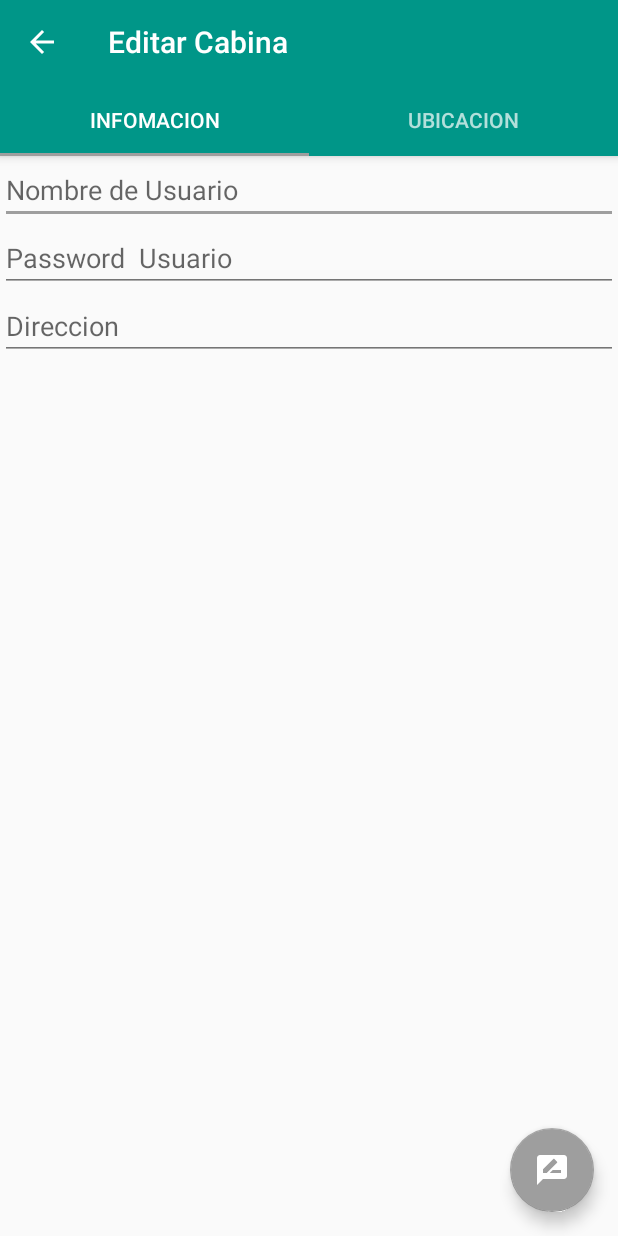
After one commit to Boris-UTP/netgame, an Android app: the EditCabinUserActivity screen opened directly, with no data from a screen before it, on a phone screen of 412 x 824 dp. The commit adds this screen. Run offline under Robolectric (Android 15) with nearby library versions, the phone set to English and light mode, and no system bars.

Commit message:
Modulo Editar Usuario
-Editar por Tipo

```diff
--- /dev/null
+++ b/app/src/main/java/com/netgame/netgame/activities/EditCabinUserActivity.java
@@ -0,0 +1,85 @@
+package com.netgame.netgame.activities;
+
+import android.content.Intent;
+import android.os.Bundle;
+import android.support.design.widget.FloatingActionButton;
+import android.support.design.widget.TabLayout;
+import android.support.v4.app.Fragment;
+import android.support.v4.view.ViewPager;
+import android.support.v7.app.ActionBar;
+import android.support.v7.app.AppCompatActivity;
+import android.support.v7.widget.Toolbar;
+import android.view.MenuItem;
+import android.view.View;
+import android.widget.Button;
+import android.widget.EditText;
+import android.widget.LinearLayout;
+import android.widget.Toast;
+
+import com.google.gson.Gson;
+import com.netgame.netgame.R;
+import com.netgame.netgame.adapters.ViewPagerAdapter;
+import com.netgame.netgame.fragments.EditCabinUserFragment;
+import com.netgame.netgame.fragments.EventsFragment;
+import com.netgame.netgame.fragments.LocationCabinFragment;
+import com.netgame.netgame.fragments.PublicationsFragment;
+import com.netgame.netgame.fragments.SettingsFragment;
+
+import java.util.ArrayList;
+import java.util.List;
+
+public class EditCabinUserActivity extends AppCompatActivity   {
+
+    private ViewPager viewPager;
+    private ViewPagerAdapter viewPagerAdapter;
+    private TabLayout tabLayout;
+    private FloatingActionButton actionFloatingActionButton;
+
+    @Override
+    protected void onCreate(Bundle savedInstanceState) {
+        super.onCreate(savedInstanceState);
+        setContentView(R.layout.activity_edit_cabin_user);
+        addToolbar();
+
+        setupViewPager();
+        setupTabLayout();
+    }
+
+    private void addToolbar() {
+        Toolbar toolbar = (Toolbar) findViewById(R.id.toolbar);
+        setSupportActionBar(toolbar);
+        ActionBar actionBar = getSupportActionBar();
+        if (actionBar != null) {
+            actionBar.setDisplayHomeAsUpEnabled(true);
+        }
+    }
+    @Override
+    public boolean onOptionsItemSelected(MenuItem item) {
+        switch (item.getItemId()) {
+            case android.R.id.home:
+                setResult(RESULT_OK, new Intent(getApplicationContext(), SettingsFragment.class));
+                finish();
+                return true;
+        }
+        return super.onOptionsItemSelected(item);
+    }
+    private void setupViewPager() {
+        viewPager = (ViewPager) findViewById(R.id.viewPager);
+        viewPagerAdapter = new ViewPagerAdapter(getSupportFragmentManager(), buildFragments());
+        viewPager.setAdapter(viewPagerAdapter);
+    }
+
+    private void setupTabLayout() {
+        tabLayout = (TabLayout) findViewById(R.id.tabLayout);
+        tabLayout.setupWithViewPager(viewPager);
+        tabLayout.getTabAt(0).setText("Infomacion");
+        tabLayout.getTabAt(1).setText("Ubicacion");
+    }
+    private List<Fragment> buildFragments() {
+        List<Fragment> fragmentList = new ArrayList<>();
+        fragmentList.add(new EditCabinUserFragment());
+        fragmentList.add(new LocationCabinFragment());
+        return fragmentList;
+    }
+
+}
--- /dev/null
+++ b/app/src/main/java/com/netgame/netgame/fragments/EditCabinUserFragment.java
@@ -0,0 +1,30 @@
+package com.netgame.netgame.fragments;
+
+
+import android.os.Bundle;
+import android.support.v4.app.Fragment;
+import android.view.LayoutInflater;
+import android.view.View;
+import android.view.ViewGroup;
+
+import com.netgame.netgame.R;
+
+/**
+ * A simple {@link Fragment} subclass.
+ */
+public class EditCabinUserFragment extends Fragment {
+
+
+    public EditCabinUserFragment() {
+        // Required empty public constructor
+    }
+
+
+    @Override
+    public View onCreateView(LayoutInflater inflater, ViewGroup container,
+                             Bundle savedInstanceState) {
+        // Inflate the layout for this fragment
+        return inflater.inflate(R.layout.fragment_edit_cabin_user, container, false);
+    }
+
+}
--- /dev/null
+++ b/app/src/main/java/com/netgame/netgame/fragments/LocationCabinFragment.java
@@ -0,0 +1,30 @@
+package com.netgame.netgame.fragments;
+
+
+import android.os.Bundle;
+import android.support.v4.app.Fragment;
+import android.view.LayoutInflater;
+import android.view.View;
+import android.view.ViewGroup;
+
+import com.netgame.netgame.R;
+
+/**
+ * A simple {@link Fragment} subclass.
+ */
+public class LocationCabinFragment extends Fragment {
+
+
+    public LocationCabinFragment() {
+        // Required empty public constructor
+    }
+
+
+    @Override
+    public View onCreateView(LayoutInflater inflater, ViewGroup container,
+                             Bundle savedInstanceState) {
+        // Inflate the layout for this fragment
+        return inflater.inflate(R.layout.fragment_location_cabin, container, false);
+    }
+
+}
--- /dev/null
+++ b/app/src/main/res/layout/activity_edit_cabin_user.xml
@@ -0,0 +1,42 @@
+<?xml version="1.0" encoding="utf-8"?>
+<android.support.design.widget.CoordinatorLayout xmlns:android="http://schemas.android.com/apk/res/android"
+    xmlns:app="http://schemas.android.com/apk/res-auto"
+    xmlns:tools="http://schemas.android.com/tools"
+    android:layout_width="match_parent"
+    android:layout_height="match_parent"
+    tools:context="com.netgame.netgame.activities.EditCabinUserActivity">
+    <android.support.design.widget.AppBarLayout
+        android:layout_width="match_parent"
+        android:layout_height="wrap_content"
+        android:theme="@style/AppTheme.AppBarOverlay">
+
+        <android.support.v7.widget.Toolbar
+            android:id="@+id/toolbar"
+            android:layout_width="match_parent"
+            android:layout_height="?attr/actionBarSize"
+            android:background="?attr/colorPrimary"
+            app:popupTheme="@style/AppTheme.PopupOverlay"
+            app:layout_scrollFlags="scroll|enterAlways"/>
+
+        <android.support.design.widget.TabLayout
+            android:id="@+id/tabLayout"
+            android:layout_width="match_parent"
+            android:layout_height="wrap_content"
+            app:tabMode="fixed" />
+    </android.support.design.widget.AppBarLayout>
+    <android.support.v4.view.ViewPager
+        android:id="@+id/viewPager"
+        android:layout_width="match_parent"
+        android:layout_height="match_parent"
+        app:layout_behavior="@string/appbar_scrolling_view_behavior" />
+    <android.support.design.widget.FloatingActionButton
+        android:id="@+id/actionFloatingActionButton"
+        android:layout_width="wrap_content"
+        android:layout_height="wrap_content"
+        android:layout_gravity="bottom|end"
+        android:layout_margin="@dimen/fab_margin"
+        app:srcCompat="@drawable/ic_rate_review_black_24dp"
+        tools:ignore="VectorDrawableCompat" />
+
+
+    </android.support.design.widget.CoordinatorLayout>
--- /dev/null
+++ b/app/src/main/res/layout/fragment_edit_cabin_user.xml
@@ -0,0 +1,39 @@
+<FrameLayout xmlns:android="http://schemas.android.com/apk/res/android"
+    xmlns:tools="http://schemas.android.com/tools"
+    android:layout_width="match_parent"
+    android:layout_height="match_parent"
+    xmlns:app="http://schemas.android.com/apk/res-auto"
+    tools:context="com.netgame.netgame.fragments.EditCabinUserFragment">
+
+    <android.support.constraint.ConstraintLayout
+        android:layout_width="match_parent"
+        android:layout_height="match_parent">
+
+        <EditText
+           android:id="@+id/usernameEditText"
+            android:layout_height="wrap_content"
+            android:layout_width="match_parent"
+            android:hint="Nombre de Usuario"
+            app:layout_constraintTop_toTopOf="parent"
+            app:layout_constraintLeft_toLeftOf="parent"
+            />
+        <EditText
+            android:id="@+id/passwordEditText"
+            android:layout_height="wrap_content"
+            android:layout_width="match_parent"
+            android:hint="Password  Usuario"
+            app:layout_constraintTop_toBottomOf="@id/usernameEditText"
+            app:layout_constraintLeft_toLeftOf="parent"
+            />
+        <EditText
+            android:id="@+id/addressEditText"
+            android:layout_height="wrap_content"
+            android:layout_width="match_parent"
+            android:hint="Direccion"
+            app:layout_constraintLeft_toLeftOf="parent"
+            app:layout_constraintTop_toBottomOf="@id/passwordEditText"
+            />
+
+    </android.support.constraint.ConstraintLayout>
+
+</FrameLayout>
--- a/app/src/main/res/values/strings.xml
+++ b/app/src/main/res/values/strings.xml
@@ -18,4 +18,6 @@
     <string name="title_activity_post">PostActivity</string>
     <string name="title_activity_detail_publication">DetailPublicationActivity</string>
     <string name="title_activity_create_event">CreateEventActivity</string>
+    <string name="title_activity_editar_uauario">Editar Cabina</string>
+    <string name="title_activity_edit_gamer_user">Editar Gamer</string>
 </resources>
```
Also changed, not shown: app/src/main/AndroidManifest.xml (+8 -0 lines), app/src/main/java/com/netgame/netgame/activities/EditGamerUserActivity.java (added, +53 -0 lines), app/src/main/java/com/netgame/netgame/fragments/SettingsFragment.java (+32 -3 lines), app/src/main/res/layout/activity_edit_gamer_user.xml (added, +34 -0 lines), app/src/main/res/layout/content_edit_gamer_user.xml (added, +33 -0 lines), app/src/main/res/layout/fragment_location_cabin.xml (added, +13 -0 lines), app/src/main/res/layout/fragment_settings.xml (+30 -6 lines), 215 other files.
